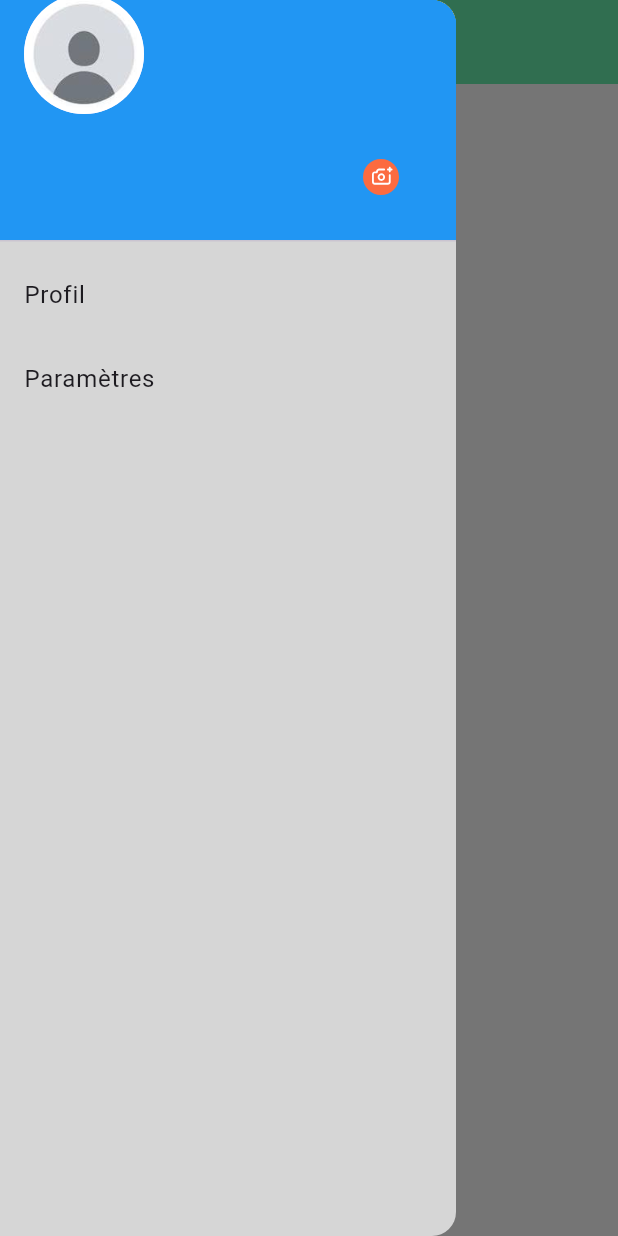
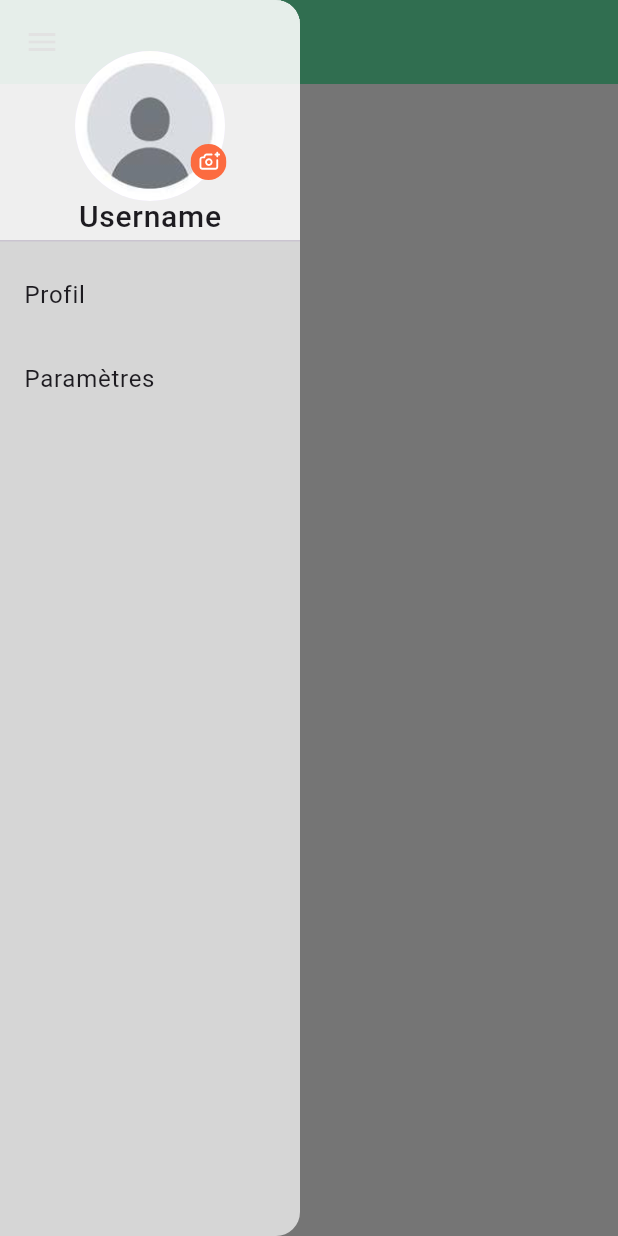
Before and after one commit to OpenTek-Startup/tracking-app, a Flutter app: the Homepage screen opened by its route, with the side drawer open, on a phone screen of 412 x 824 dp. Run offline on Flutter 3.47's test engine with Material 3 defaults, Android fonts, the phone set to English and light mode, and no system bars; our stand-ins replace appwrite, flutter_dotenv, flutter_riverpod, flutter_svg, get_it, go_router.

Commit message:
drawer header done

```diff
--- a/lib/widgets/drawer/drawer.dart
+++ b/lib/widgets/drawer/drawer.dart
@@ -12,27 +12,27 @@ class _DrawerMenuState extends State<DrawerMenu> {
   @override
   Widget build(BuildContext context) {
     return Drawer(
+      width: 200,
       backgroundColor: Colors.white70,
       child: ListView(
         padding: EdgeInsets.zero,
         children: [
           DrawerHeader(
-            decoration: BoxDecoration(color: Colors.blue),
+            decoration: BoxDecoration(color: Colors.white60),
+            child: Center(
               child: Stack(
+                alignment: Alignment.center,
                 clipBehavior: Clip.none, // <-- Permet aux enfants de dépasser
                 children: [
-                Positioned(
-                  left: 0,
-                  top: -20, // Ajustez selon votre besoin
-                  child: CircleAvatar(
-                    radius: 40,
+                  // Ajustez selon votre besoin
+                  CircleAvatar(
+                    radius: 50,
                     backgroundImage:
                         AssetImage('assets/images/default_user.jpeg'),
                   ),
-                ),
                   Positioned(
-                  bottom: 10,
-                  right: 10,
+                    top: 50,
+                    left: 65,
                     child: IconButton(
                       onPressed: () {},
                       icon: SvgPicture.asset(
@@ -41,8 +41,17 @@ class _DrawerMenuState extends State<DrawerMenu> {
                         height: 24,
                       ),
                     ),
-                )
+                  ),
+                  SizedBox(height: 20),
+                  Positioned(
+                      bottom: -25,
+                      child: Text(
+                        'Username',
+                        style: TextStyle(
+                            fontSize: 20, fontWeight: FontWeight.w500),
+                      ))
                 ],
+              ),
             ),
           ),
           // Ajoutez d'autres éléments de menu
--- a/pubspec.yaml
+++ b/pubspec.yaml
@@ -40,6 +40,7 @@ dependencies:
   flutter_riverpod: ^2.6.1
   go_router: ^14.6.3
   flutter_svg: ^2.0.17
+  image_picker: ^1.1.2  # Pour accéder à la caméra
 
 dev_dependencies:
   flutter_test:
```
Also changed, not shown: pubspec.lock, 5 other files. Lines whose indentation alone changed are shown as unchanged.
